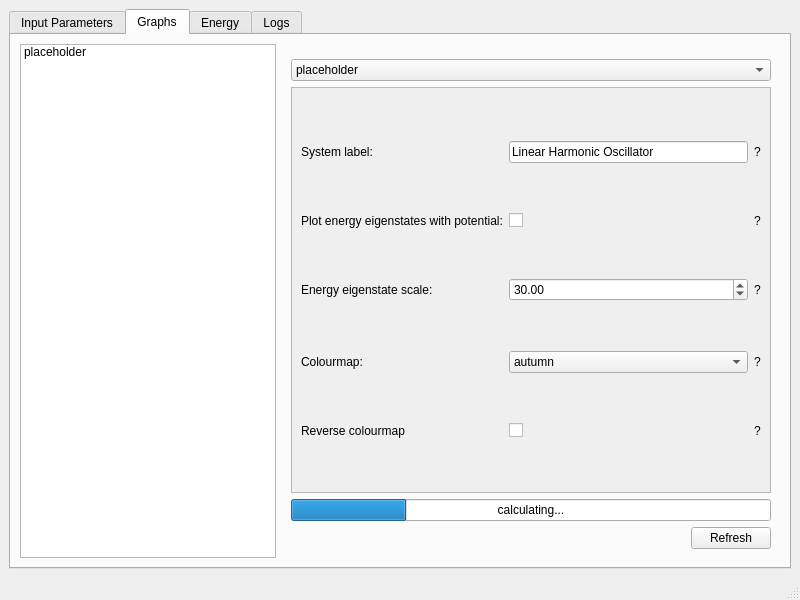
Qt form ui/form.ui (Tiernan8r/Variational_Principle_GUI) before a commit.
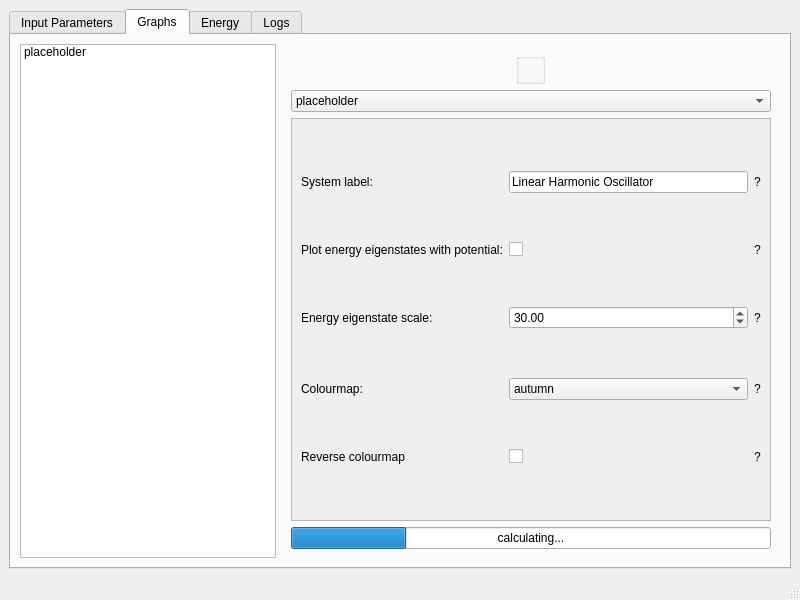
The same form after that commit.

Commit message: Changed implementation of refresh functionality so that the graphs are refreshed as the data is changed rather than once the refresh button is called.

```diff
--- a/ui/form.ui
+++ b/ui/form.ui
@@ -322,7 +322,7 @@
                 <x>0</x>
                 <y>0</y>
                 <width>502</width>
-                <height>385</height>
+                <height>397</height>
                </rect>
               </property>
               <layout class="QGridLayout" name="gridLayout_6">
@@ -461,16 +461,6 @@
              </widget>
             </widget>
            </item>
-           <item row="0" column="0" alignment="Qt::AlignHCenter|Qt::AlignVCenter">
-            <widget class="QWidget" name="graphsWidget" native="true"/>
-           </item>
-           <item row="4" column="0" alignment="Qt::AlignRight">
-            <widget class="QPushButton" name="refreshButton">
-             <property name="text">
-              <string>Refresh</string>
-             </property>
-            </widget>
-           </item>
            <item row="3" column="0">
             <widget class="QProgressBar" name="calculationProgressBar">
              <property name="value">
@@ -481,6 +471,9 @@
              </property>
             </widget>
            </item>
+           <item row="0" column="0" alignment="Qt::AlignHCenter|Qt::AlignTop">
+            <widget class="QGroupBox" name="graphsWidget"/>
+           </item>
           </layout>
          </widget>
         </item>
```
The commit also changes 4 other files.
